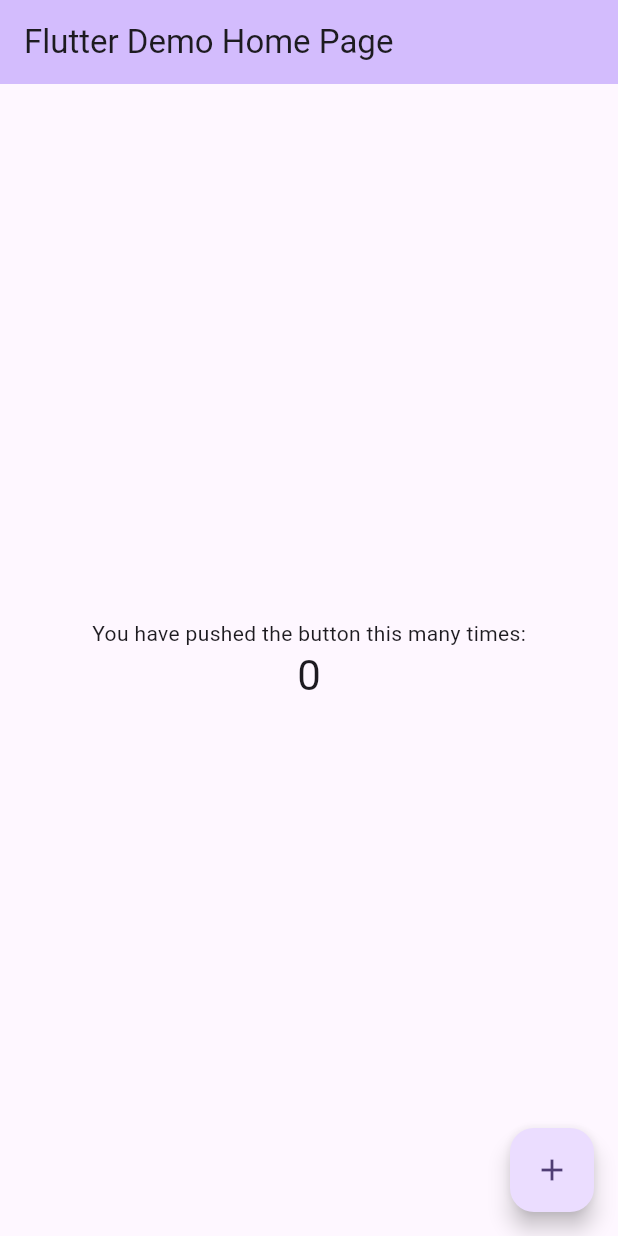
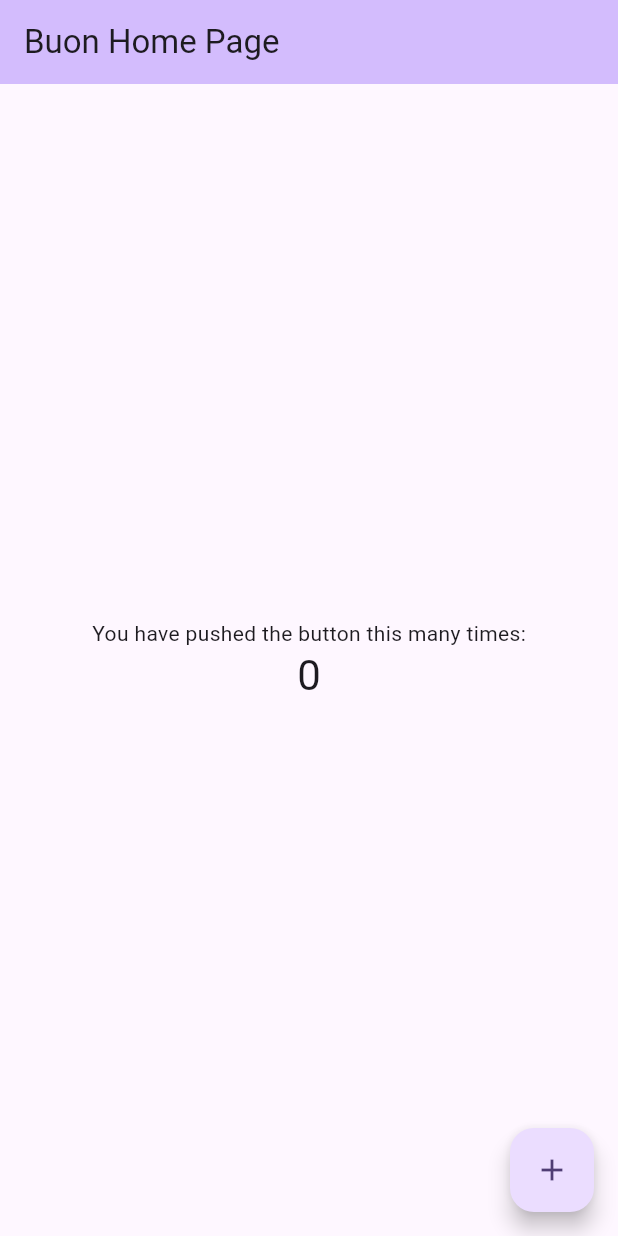
Before and after one commit to boonps/flutter_app, a Flutter app: the screen it shows after launch, on a phone screen of 412 x 824 dp. Run offline on Flutter 3.47's test engine with Material 2 defaults, Android fonts, the phone set to English and light mode, and no system bars.

Commit message:
run flutter

```diff
--- a/lib/main.dart
+++ b/lib/main.dart
@@ -31,7 +31,7 @@ class MyApp extends StatelessWidget {
         colorScheme: ColorScheme.fromSeed(seedColor: Colors.deepPurple),
         useMaterial3: true,
       ),
-      home: const MyHomePage(title: 'Flutter Demo Home Page'),
+      home: const MyHomePage(title: 'Buon Home Page'),
     );
   }
 }
```
